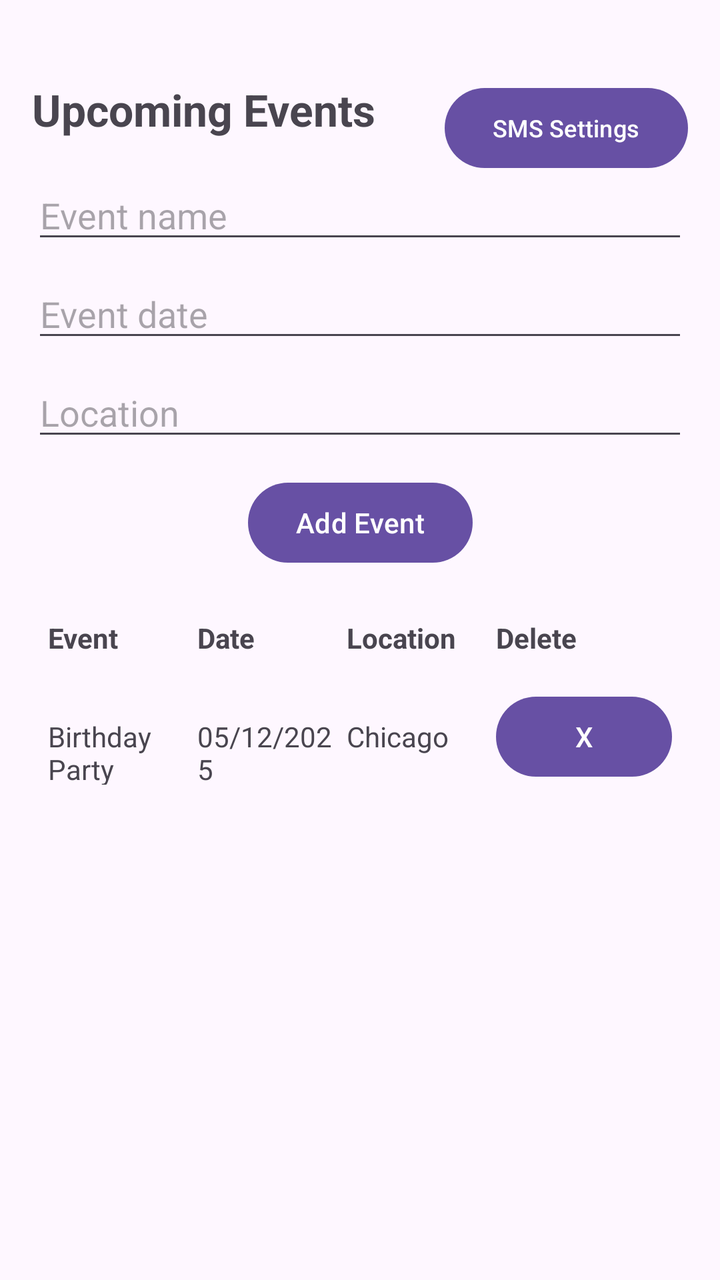
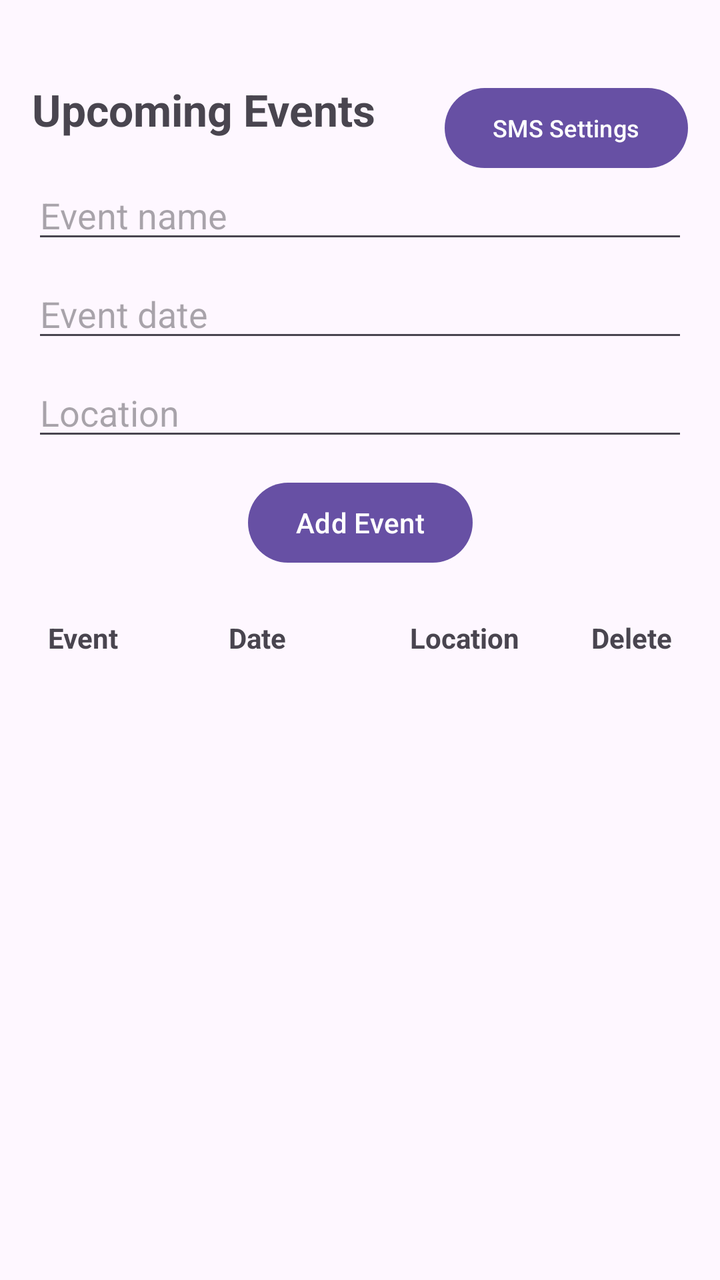

Screens rendered from an Android XML layout before and after an edit, with the pre-edit source and the edit as a unified diff.
<!-- AndroidManifest.xml: application theme Theme.CS360_EventTracker -->
<!-- res/layout/activity_event_list.xml -->
<?xml version="1.0" encoding="utf-8"?>
<androidx.constraintlayout.widget.ConstraintLayout xmlns:android="http://schemas.android.com/apk/res/android"
    xmlns:app="http://schemas.android.com/apk/res-auto"
    xmlns:tools="http://schemas.android.com/tools"
    android:id="@+id/eventListRoot"
    android:layout_width="match_parent"
    android:layout_height="match_parent"
    android:padding="16dp"
    tools:context=".EventListActivity">

    
    <TextView
        android:id="@+id/textEventTitle"
        android:layout_width="wrap_content"
        android:layout_height="wrap_content"
        android:text="Upcoming Events"
        android:textSize="22sp"
        android:textStyle="bold"
        app:layout_constraintTop_toTopOf="parent"
        app:layout_constraintStart_toStartOf="parent"
        android:layout_marginTop="24dp" />

    
    <Button
        android:id="@+id/buttonOpenSmsSettings"
        android:layout_width="wrap_content"
        android:layout_height="wrap_content"
        android:text="SMS Settings"
        android:textSize="12sp"
        android:layout_marginTop="24dp"
        app:layout_constraintTop_toTopOf="parent"
        app:layout_constraintEnd_toEndOf="parent" />

    
    <EditText
        android:id="@+id/editEventName"
        android:layout_width="0dp"
        android:layout_height="wrap_content"
        android:hint="Event name"
        android:inputType="textCapWords"
        android:layout_marginTop="16dp"
        app:layout_constraintTop_toBottomOf="@id/textEventTitle"
        app:layout_constraintStart_toStartOf="parent"
        app:layout_constraintEnd_toEndOf="parent" />

    <EditText
        android:id="@+id/editEventDate"
        android:layout_width="0dp"
        android:layout_height="wrap_content"
        android:hint="Event date"
        android:inputType="date"
        android:layout_marginTop="8dp"
        app:layout_constraintTop_toBottomOf="@id/editEventName"
        app:layout_constraintStart_toStartOf="parent"
        app:layout_constraintEnd_toEndOf="parent" />

    <EditText
        android:id="@+id/editEventLocation"
        android:layout_width="0dp"
        android:layout_height="wrap_content"
        android:hint="Location"
        android:inputType="textCapWords"
        android:layout_marginTop="8dp"
        app:layout_constraintTop_toBottomOf="@id/editEventDate"
        app:layout_constraintStart_toStartOf="parent"
        app:layout_constraintEnd_toEndOf="parent" />

    
    <Button
        android:id="@+id/buttonAddEvent"
        android:layout_width="wrap_content"
        android:layout_height="wrap_content"
        android:text="Add Event"
        android:layout_marginTop="12dp"
        app:layout_constraintTop_toBottomOf="@id/editEventLocation"
        app:layout_constraintStart_toStartOf="parent"
        app:layout_constraintEnd_toEndOf="parent" />

    
    <TableLayout
        android:id="@+id/tableEvents"
        android:layout_width="0dp"
        android:layout_height="0dp"
        android:stretchColumns="0,1,2"
        android:layout_marginTop="16dp"
        app:layout_constraintTop_toBottomOf="@id/buttonAddEvent"
        app:layout_constraintBottom_toBottomOf="parent"
        app:layout_constraintStart_toStartOf="parent"
        app:layout_constraintEnd_toEndOf="parent">

        
        <TableRow
            android:layout_width="match_parent"
            android:layout_height="wrap_content"
            android:padding="8dp">

            <TextView
                android:layout_width="0dp"
                android:layout_height="wrap_content"
                android:layout_weight="1"
                android:text="Event"
                android:textStyle="bold" />

            <TextView
                android:layout_width="0dp"
                android:layout_height="wrap_content"
                android:layout_weight="1"
                android:text="Date"
                android:textStyle="bold" />

            <TextView
                android:layout_width="0dp"
                android:layout_height="wrap_content"
                android:layout_weight="1"
                android:text="Location"
                android:textStyle="bold" />

            <TextView
                android:layout_width="wrap_content"
                android:layout_height="wrap_content"
                android:text="Delete"
                android:textStyle="bold" />
        </TableRow>

        
        <TableRow
            android:layout_width="match_parent"
            android:layout_height="wrap_content"
            android:padding="8dp">

            <TextView
                android:layout_width="0dp"
                android:layout_height="wrap_content"
                android:layout_weight="1"
                android:text="Birthday Party" />

            <TextView
                android:layout_width="0dp"
                android:layout_height="wrap_content"
                android:layout_weight="1"
                android:text="05/12/2025" />

            <TextView
                android:layout_width="0dp"
                android:layout_height="wrap_content"
                android:layout_weight="1"
                android:text="Chicago" />

            <Button
                android:id="@+id/buttonDeleteSample"
                android:layout_width="wrap_content"
                android:layout_height="wrap_content"
                android:text="X" />
        </TableRow>

    </TableLayout>

</androidx.constraintlayout.widget.ConstraintLayout>
<!-- resources referenced by this layout -->
<resources>
  <style name="Theme.CS360_EventTracker" parent="Base.Theme.CS360_EventTracker" />
  <style name="Base.Theme.CS360_EventTracker" parent="Theme.Material3.DayNight.NoActionBar">
          
          
      </style>
</resources>

<!-- the commit's change to res/layout/activity_event_list.xml (unified diff, before → after) -->
@@ -122,36 +122,6 @@
                 android:textStyle="bold" />
         </TableRow>
 
-        
-        <TableRow
-            android:layout_width="match_parent"
-            android:layout_height="wrap_content"
-            android:padding="8dp">
-
-            <TextView
-                android:layout_width="0dp"
-                android:layout_height="wrap_content"
-                android:layout_weight="1"
-                android:text="Birthday Party" />
-
-            <TextView
-                android:layout_width="0dp"
-                android:layout_height="wrap_content"
-                android:layout_weight="1"
-                android:text="05/12/2025" />
-
-            <TextView
-                android:layout_width="0dp"
-                android:layout_height="wrap_content"
-                android:layout_weight="1"
-                android:text="Chicago" />
-
-            <Button
-                android:id="@+id/buttonDeleteSample"
-                android:layout_width="wrap_content"
-                android:layout_height="wrap_content"
-                android:text="X" />
-        </TableRow>
 
     </TableLayout>
 
